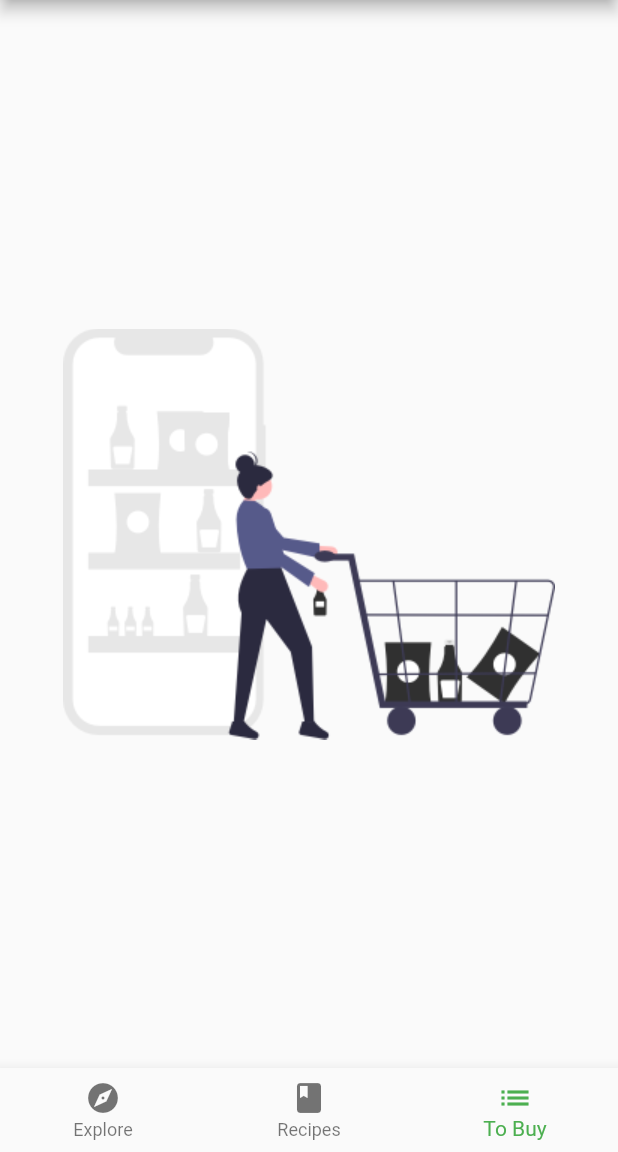
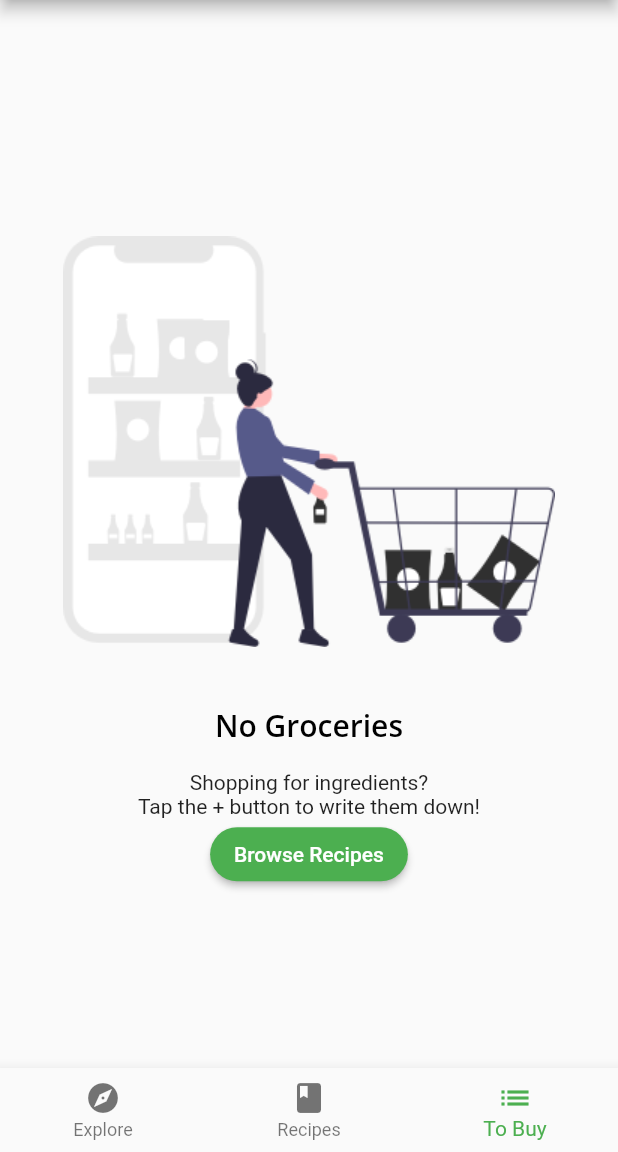
Before and after one commit to dastagg/RWFA-fooderlich6, a Flutter app: the screen it shows after launch, item 3 of the bottom bar chosen, on a phone screen of 412 x 824 dp, the part 84-1236 px from its top. Run offline on Flutter 3.47's test engine with Material 2 defaults, Android fonts, the phone set to English and light mode, and no system bars; our stand-ins replace google_fonts.

Commit message:
Add the remaining Text and button to screen.

```diff
--- a/lib/screens/empty_grocery_screen.dart
+++ b/lib/screens/empty_grocery_screen.dart
@@ -17,9 +17,27 @@ class EmptyGroceryScreen extends StatelessWidget {
                 child: Image.asset('assets/fooderlich_assets/empty_list.png'),
               ),
             ),
-            // TODO 5: Add empty screen title
-            // TODO 6: Add empty screen subtitle
-            // TODO 7: Add browse recipes button
+            Text(
+              'No Groceries',
+              style: Theme.of(context).textTheme.headline6,
+            ),
+            const SizedBox(height: 16.0),
+            const Text(
+              'Shopping for ingredients?\n'
+              'Tap the + button to write them down!',
+              textAlign: TextAlign.center,
+            ),
+            MaterialButton(
+              textColor: Colors.white,
+              child: const Text('Browse Recipes'),
+              shape: RoundedRectangleBorder(
+                borderRadius: BorderRadius.circular(30.0),
+              ),
+              color: Colors.green,
+              onPressed: () {
+                // TODO 8: Go to Recipes Tab
+              },
+            ),
           ],
         ),
       ),
```
